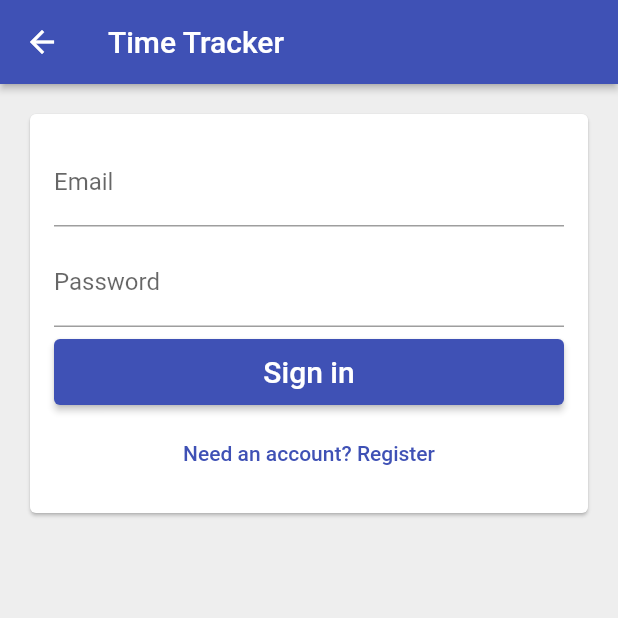
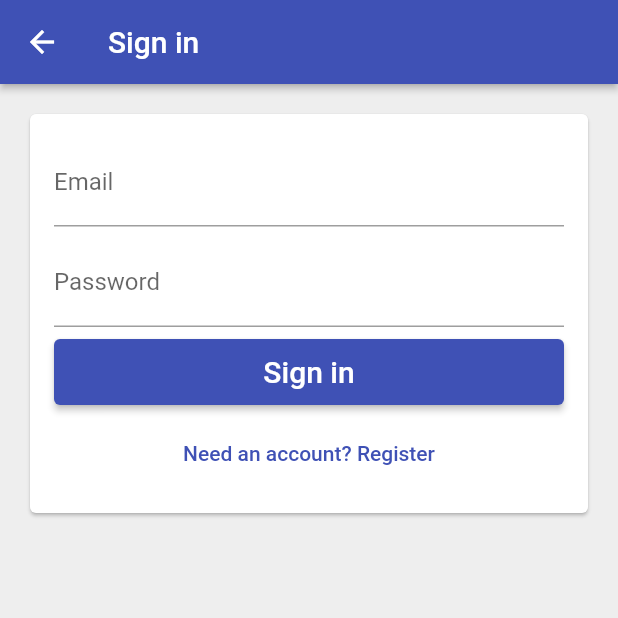
Before and after one commit to trine2301/time_tracker, a Flutter app: the EmailSignInPage screen opened directly, after a tap on "Sign in", on a phone screen of 412 x 824 dp, the top half of it. Run offline on Flutter 3.47's test engine with Material 2 defaults, Android fonts, the phone set to English and light mode, and no system bars; our stand-ins replace firebase_auth, firebase_core; accounts and stored records are empty.

Commit message:
Added a TextEditingController, and made EmailSIgnInForm-widget stateful

```diff
--- a/lib/app/sign_in/email_sign_in_form.dart
+++ b/lib/app/sign_in/email_sign_in_form.dart
@@ -1,19 +1,36 @@
 import 'package:flutter/material.dart';
 import 'package:time_tracker_flutter_course/common_widgets/form_submit_button.dart';
 
-class EmailSignInForm extends StatelessWidget {
+class EmailSignInForm extends StatefulWidget {
   const EmailSignInForm({Key? key}) : super(key: key);
+
+  @override
+  State<EmailSignInForm> createState() => _EmailSignInFormState();
+}
+
+class _EmailSignInFormState extends State<EmailSignInForm> {
+
+  final TextEditingController _emailController = TextEditingController();
+  final TextEditingController _passwordController = TextEditingController();
+
+
+  void _submit() {
+    print('email: ${_emailController.text}, password: ${_passwordController}');
+  }
 
   List<Widget> _buildChildren() {
     return [
-      const TextField(
+      TextField(
+        controller: _emailController,
         decoration: InputDecoration(
           labelText: 'Email',
           hintText: 'test@email.com'
         ),
+
       ),
       SizedBox(height: 8.0),
-      const TextField(
+      TextField(
+        controller: _passwordController,
         decoration: InputDecoration(
           labelText: 'Password',
         ),
@@ -22,7 +39,7 @@ class EmailSignInForm extends StatelessWidget {
       SizedBox(height: 8.0),
       FormSubmitButton(
         text: 'Sign in',
-        onPressed: () {},
+        onPressed: _submit,
       ),
       SizedBox(height: 8.0),
       TextButton(
--- a/lib/app/sign_in/email_sign_in_page.dart
+++ b/lib/app/sign_in/email_sign_in_page.dart
@@ -8,10 +8,10 @@ class EmailSignInPage extends StatelessWidget {
   Widget build(BuildContext context) {
     return Scaffold(
       appBar: AppBar(
-        title: const Text('Time Tracker'),
+        title: const Text('Sign in'),
         elevation: 2.0,
       ),
-      body: const Padding(
+      body: Padding(
         padding: EdgeInsets.all(16.0),
         child: Card(
             child: EmailSignInForm()
```
